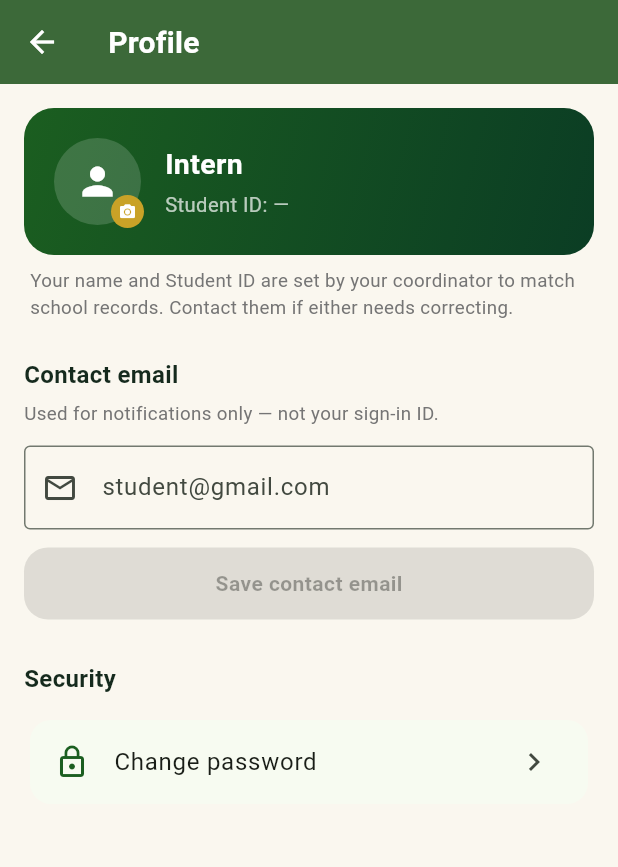
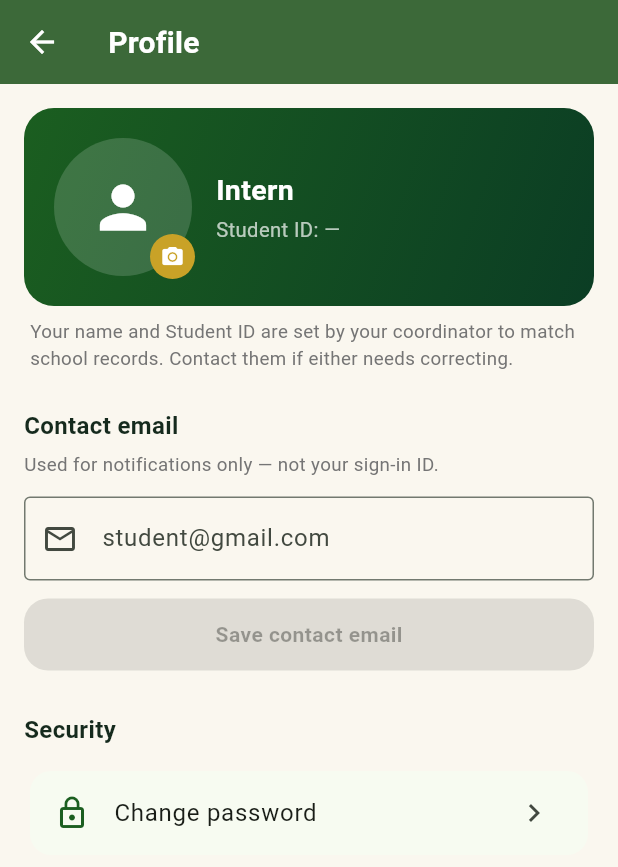
Before and after one commit to charleskenneth1127-rgb/System-OJTrack-v2, a Flutter app: the ProfileScreen screen opened directly, on a phone screen of 412 x 824 dp. Shown: the top 867 px of the screen. Run offline on Flutter 3.47's test engine with Material 3 defaults, Android fonts, the phone set to English and light mode, and no system bars; our stand-ins replace camera, cloud_firestore, file_picker, firebase_auth, firebase_core, firebase_messaging and 3 more; accounts and stored records are empty.

Commit message:
Enlarge the profile photo on the student Profile screen
58px read as a small, hard-to-see thumbnail next to the name/ID text;
bumped to 92px (avatar icon, camera badge, and its spinner scaled up
to match) so the student's own photo is actually recognizable.

Co-Authored-By: Claude Sonnet 5 <noreply@anthropic.com>

```diff
--- a/System OJTrack 2/mobile/lib/screens/profile_screen.dart
+++ b/System OJTrack 2/mobile/lib/screens/profile_screen.dart
@@ -113,8 +113,8 @@ class _ProfileScreenState extends State<ProfileScreen> {
                             clipBehavior: Clip.none,
                             children: [
                               Container(
-                                width: 58,
-                                height: 58,
+                                width: 92,
+                                height: 92,
                                 decoration: BoxDecoration(
                                   color: Colors.white.withAlpha((0.16 * 255).round()),
                                   shape: BoxShape.circle,
@@ -123,7 +123,7 @@ class _ProfileScreenState extends State<ProfileScreen> {
                                       : null,
                                 ),
                                 child: photoUrl == null
-                                    ? const Icon(Icons.person, color: Colors.white, size: 30)
+                                    ? const Icon(Icons.person, color: Colors.white, size: 46)
                                     : null,
                               ),
                               Positioned(
@@ -132,18 +132,18 @@ class _ProfileScreenState extends State<ProfileScreen> {
                                 child: GestureDetector(
                                   onTap: _uploadingPhoto ? null : () => _changePhoto(user.uid),
                                   child: Container(
-                                    padding: const EdgeInsets.all(5),
+                                    padding: const EdgeInsets.all(7),
                                     decoration: const BoxDecoration(
                                       color: NdmuColors.gold,
                                       shape: BoxShape.circle,
                                     ),
                                     child: _uploadingPhoto
                                         ? const SizedBox(
-                                            width: 12,
-                                            height: 12,
+                                            width: 16,
+                                            height: 16,
                                             child: CircularProgressIndicator(strokeWidth: 2, color: Colors.white),
                                           )
-                                        : const Icon(Icons.camera_alt, color: Colors.white, size: 12),
+                                        : const Icon(Icons.camera_alt, color: Colors.white, size: 16),
                                   ),
                                 ),
                               ),
```
